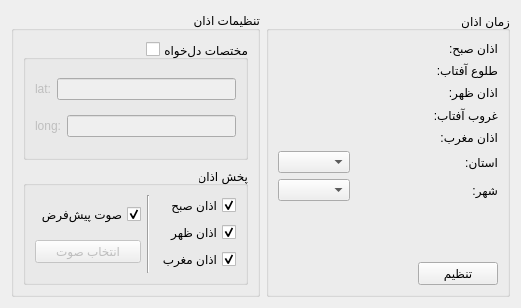
The window that ui/Widget.ui (mg-ramezani/azan_time) describes before a commit, drawn with Qt 5.
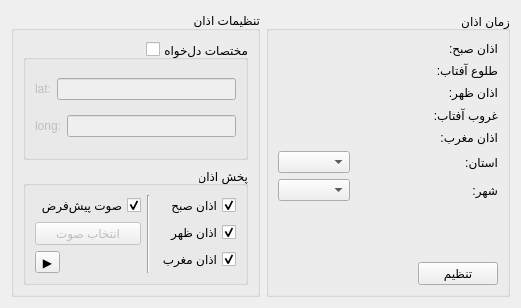
The same window after the commit.

Commit message: add abillity to test azan sound

Patch:
```diff
--- a/ui/Widget.ui
+++ b/ui/Widget.ui
@@ -109,6 +109,16 @@
              </property>
             </widget>
            </item>
+           <item>
+            <widget class="QToolButton" name="toolButton_sournd_test">
+             <property name="text">
+              <string>▶</string>
+             </property>
+             <property name="checkable">
+              <bool>true</bool>
+             </property>
+            </widget>
+           </item>
           </layout>
          </item>
          <item>
```
The commit also changes 2 other files.
